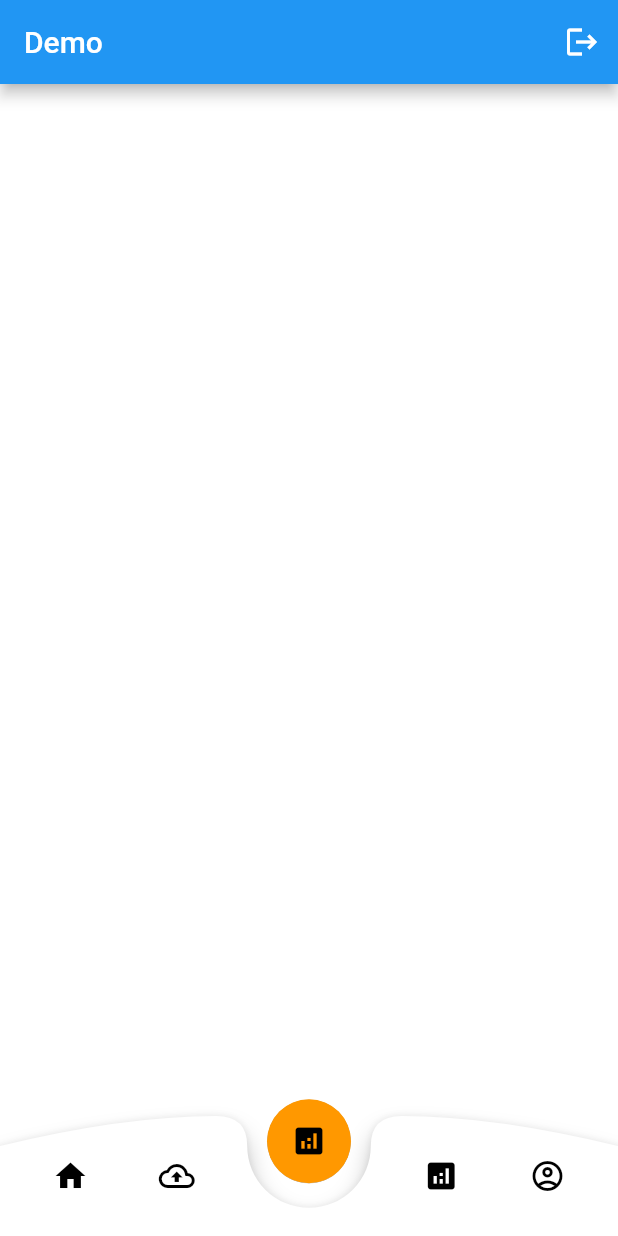
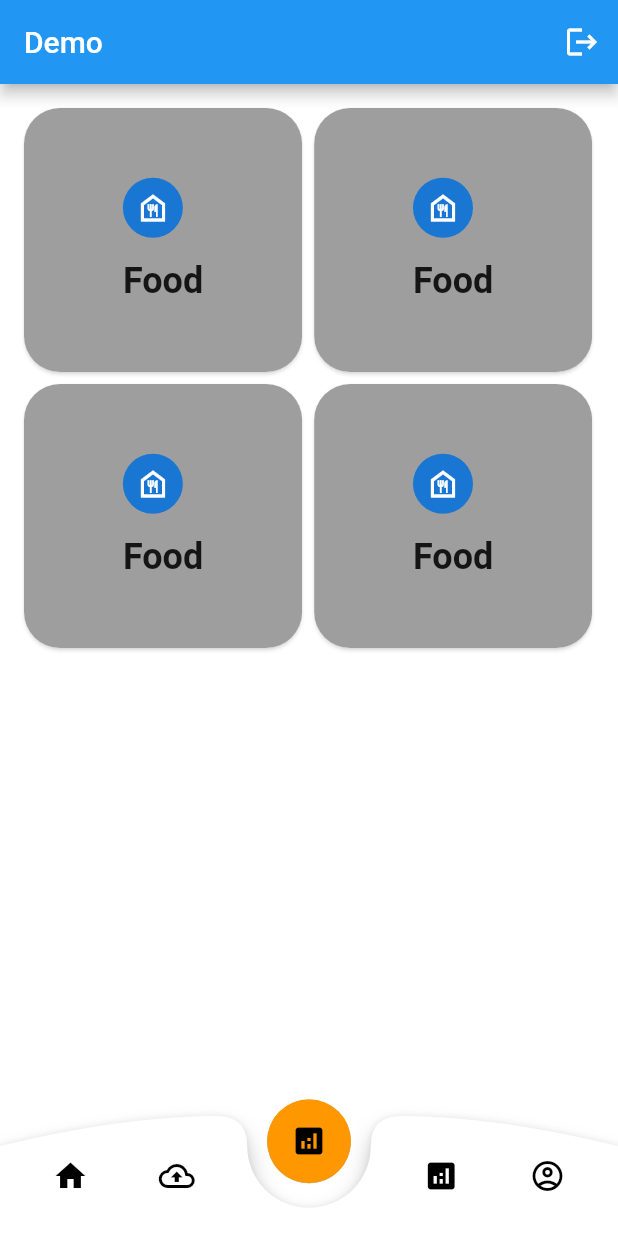
Before and after one commit to ananya-bangera/Msft-project, a Flutter app: the Home screen opened directly, on a phone screen of 412 x 824 dp. Run offline on Flutter 3.47's test engine with Material 2 defaults, Android fonts, the light colour scheme and no system bars; our stand-ins replace cloud_firestore, firebase_auth, firebase_core, fluttertoast, introduction_screen; accounts and stored records are empty.

Commit message:
Finished with Categorizing Advertisement

```diff
--- a/smart_advertising/lib/main.dart
+++ b/smart_advertising/lib/main.dart
@@ -38,7 +38,7 @@ class myApp extends StatelessWidget {
 
       initialRoute: '/',
       routes: {
-        '/':(context) => RegisterationScreen() //AuthenticationWrapper()// OnBoardingPage(),
+        '/':(context) => SignInPage()//RegisterationScreen() //AuthenticationWrapper()// OnBoardingPage(),
         // '/auth':(context) => AuthenticationWrapper(),
 
       },
--- a/smart_advertising/lib/model/user_model.dart
+++ b/smart_advertising/lib/model/user_model.dart
@@ -3,7 +3,9 @@ class  UserModel{
   String? email;
   String? firstName;
   String? surName;
-  UserModel({ this.uid, this.email, this.firstName, this.surName});
+  String? userType;
+
+  UserModel({ this.uid, this.email, this.firstName, this.surName, this.userType});
 
   //Fetching data from server
   factory UserModel.fromMap(map){
@@ -12,6 +14,7 @@ class  UserModel{
         email: map['email'],
         firstName: map['firstName'],
         surName: map['surName'],
+        userType: map['userType']
     );
   }
 
@@ -22,6 +25,7 @@ class  UserModel{
       'email':email,
       'firstName':firstName,
       'surName':surName,
+      'userType':userType
     };
   }
 
--- a/smart_advertising/lib/pages/Classes.dart
+++ b/smart_advertising/lib/pages/Classes.dart
@@ -17,3 +17,8 @@ class ThemeClass{
       )
   );
 }
+class obj{
+  String? name;
+  Icon? icon;
+  obj({required this.name,required this.icon});
+}
--- a/smart_advertising/lib/pages/home.dart
+++ b/smart_advertising/lib/pages/home.dart
@@ -9,6 +9,7 @@ import 'package:smart_advertising/pages/onboarding.dart';
 import 'package:smart_advertising/pages/Classes.dart';
 import 'package:firebase_auth/firebase_auth.dart';
 import 'package:smart_advertising/pages/auth.dart';
+import 'package:smart_advertising/pages/registeration.dart';
 
 class Home extends StatefulWidget {
   const Home({Key? key}) : super(key: key);
@@ -22,6 +23,69 @@ class _HomeState extends State<Home> {
   @override
   Widget build(BuildContext context) {
     final Size size = MediaQuery.of(context).size;
+    double width = MediaQuery.of(context).size.width;
+    // Categories
+    List<obj> names = [
+      obj(name: 'Food',icon: Icon(Icons.account_circle_outlined)),
+      obj(name: 'Cosmetics',icon: Icon(Icons.h_mobiledata)),
+      obj(name: 'Food',icon: Icon(Icons.account_circle_outlined)),
+      obj(name: 'Food',icon: Icon(Icons.account_circle_outlined)),
+
+    ];
+    Widget advCard() =>  Center(
+        child: Card(
+          shadowColor: Colors.white,
+          clipBehavior: Clip.antiAlias,
+          shape: RoundedRectangleBorder(
+              borderRadius: BorderRadius.circular(24)
+          ),
+          child: InkWell(
+            onTap: (){
+              print("yes");
+            },
+            child: Container(
+              width: width*0.45,
+              color: Colors.grey,
+              // decoration: BoxDecoration(
+              //     gradient: LinearGradient(
+              //         colors: [
+              //           Colors.pink,
+              //           Colors.red
+              //         ],
+              //         begin: Alignment.topLeft,
+              //         end: Alignment.bottomRight
+              //     )
+              // ),
+              padding: const EdgeInsets.all(46.5),
+              child: Center(
+                child: Column(
+                  crossAxisAlignment: CrossAxisAlignment.start,
+                  children: [
+                    CircleAvatar(
+                      child:  Icon(Icons.food_bank_outlined),
+                    ),
+                    const SizedBox(height: 15),
+                    Text(
+                      "Food",
+                      style: TextStyle(
+                          fontSize: 24,
+                          fontWeight: FontWeight.bold),
+                    ),
+                    // const SizedBox(height: 15),
+                    // Text(
+                    //   "second",
+                    //   style: TextStyle(fontSize: 24),
+                    // ),
+                  ],
+                ),
+              ),
+            ),
+          ),
+
+
+        )
+    );
+
     return Scaffold(
 
         appBar: AppBar(
@@ -40,12 +104,35 @@ class _HomeState extends State<Home> {
         body: Stack(
           children: [
             Positioned(
+              left:0,
+              top:0,
+              child: Padding(
+                padding: const EdgeInsets.all(12.0),
+                child: Column(
+                  children: [
+                    Row(
+                      children: [
+                        advCard(),
+                        advCard()
+                       ],
+                    ),
+                    Row(
+                      children: [
+                        advCard(),
+                        advCard()
+                      ],
+                    ),
+                  ],
+                ),
+              ),
+            ),
+
+            Positioned(
               bottom: 0,
                 left: 0,
                 child: Container(
                   width: size.width,
                   height: 80,
-
                   child: Stack(
                     children: [
                       CustomPaint(
@@ -98,6 +185,8 @@ class _HomeState extends State<Home> {
         ),
 
     );
+
+
   }
 
   Future<void> logout(BuildContext context) async{
--- a/smart_advertising/pubspec.yaml
+++ b/smart_advertising/pubspec.yaml
@@ -31,6 +31,9 @@ dependencies:
   cloud_firestore: ^3.1.9
   fluttertoast: ^8.0.9
   firebase_auth_platform_interface: ^5.0.0
+  image_picker: ^0.8.5+3
+  video_player: ^2.4.2
+  chewie: ^1.3.3
 
 
   # The following adds the Cupertino Icons font to your application.
```
Also changed, not shown: smart_advertising/lib/pages/registeration.dart (+45 -2 lines), smart_advertising/lib/pages/video.dart (added), smart_advertising/pubspec.lock, 1 other file.
